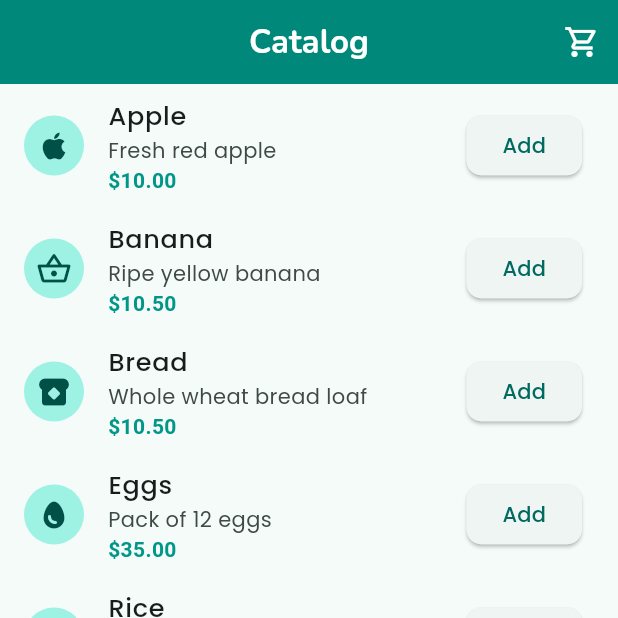
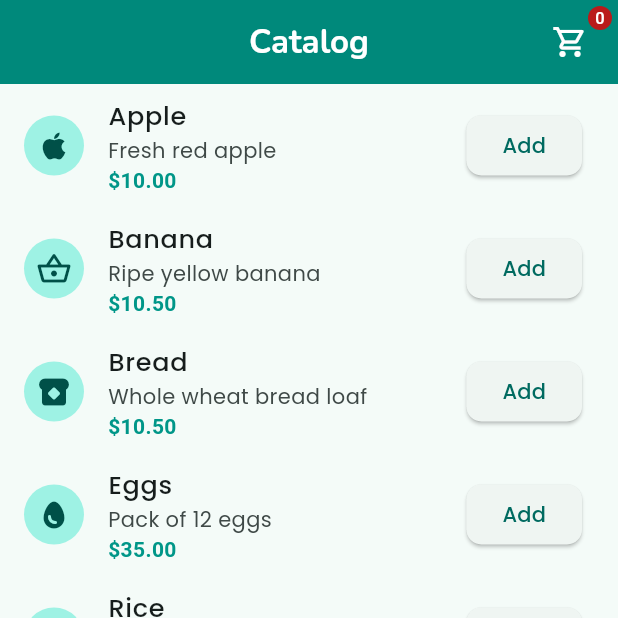
Before and after one commit to Jennieby/study_group_6_project, a Flutter app: the screen it shows after launch, on a phone screen of 412 x 824 dp, the top half of it. Run offline on Flutter 3.47's test engine with Material 3 defaults, Android fonts, the phone set to English and light mode, and no system bars; our stand-ins replace google_fonts.

Commit message:
learnt and addded a badge to cart icon

```diff
--- a/lib/pages/catalog_page.dart
+++ b/lib/pages/catalog_page.dart
@@ -3,6 +3,8 @@ import 'package:google_fonts/google_fonts.dart';
 import 'package:group_cart_project/data/item_list.dart';
 import 'package:group_cart_project/item_widget.dart';
 import 'package:group_cart_project/pages/cart_page.dart';
+import 'package:group_cart_project/provider/cart_provider.dart';
+import 'package:provider/provider.dart';
 
 class CatalogPage extends StatefulWidget {
   const CatalogPage({super.key});
@@ -14,6 +16,7 @@ class CatalogPage extends StatefulWidget {
 class _CatalogPageState extends State<CatalogPage> {
   @override
   Widget build(BuildContext context) {
+    final cartProvider = Provider.of<CartProvider>(context);
     return Scaffold(
       appBar: AppBar(
         title: Text(
@@ -21,15 +24,22 @@ class _CatalogPageState extends State<CatalogPage> {
           style: GoogleFonts.nunito(fontWeight: FontWeight.bold),
         ),
         centerTitle: true,
-        actions: [
-          IconButton(
+        actions: [ Padding(
+          padding: const EdgeInsets.all( 8.0),
+          child: Badge(
+          label: Text("${cartProvider.cartItems.length}"),
+          child: IconButton(
+
               onPressed: () {
                 Navigator.of(
                   context,
                 ).push(MaterialPageRoute(builder: (context) => CartPage()));
               },
+
               icon: Icon(Icons.shopping_cart_outlined),
-          ),
+            ),),
+        )
+
         ],
       ),
       body: ListView.builder(
```
Lines whose indentation alone changed are shown as unchanged.
